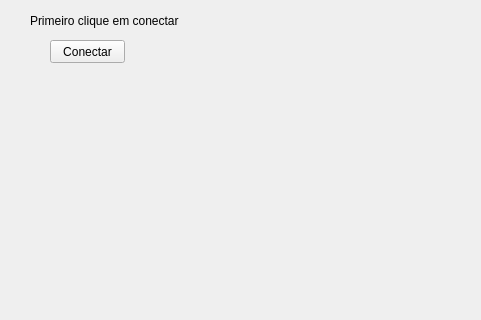
The window that DesafioStone/mainwindow.ui (gabspires/DesafioStone) describes before a commit, drawn with Qt 5; both pictures show x 0 to 481 and y 0 to 320 of the 800 by 600 pixel window.
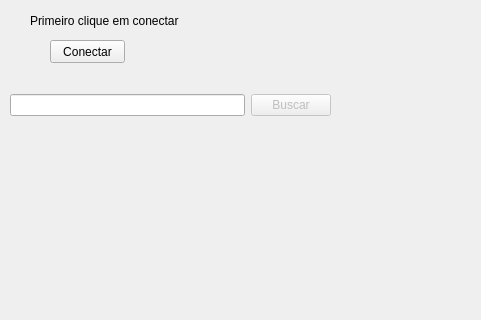
The same window after the commit.

Commit message: Incluisão botão de busca

What changed in the file:
```diff
--- a/DesafioStone/mainwindow.ui
+++ b/DesafioStone/mainwindow.ui
@@ -40,6 +40,35 @@
      <string>Primeiro clique em conectar</string>
     </property>
    </widget>
+   <widget class="QWidget" name="horizontalLayoutWidget">
+    <property name="geometry">
+     <rect>
+      <x>10</x>
+      <y>80</y>
+      <width>321</width>
+      <height>51</height>
+     </rect>
+    </property>
+    <layout class="QHBoxLayout" name="horizontalLayout">
+     <item>
+      <widget class="QLineEdit" name="buscaLine">
+       <property name="text">
+        <string/>
+       </property>
+      </widget>
+     </item>
+     <item>
+      <widget class="QPushButton" name="buscaButton">
+       <property name="enabled">
+        <bool>false</bool>
+       </property>
+       <property name="text">
+        <string>Buscar</string>
+       </property>
+      </widget>
+     </item>
+    </layout>
+   </widget>
   </widget>
   <widget class="QMenuBar" name="menubar">
    <property name="geometry">
```
The commit also changes 2 other files.
